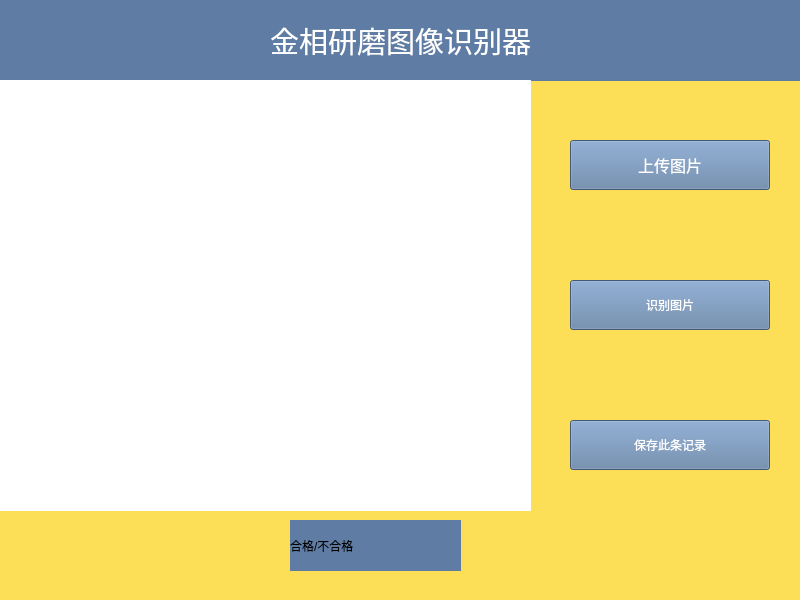
Qt form UI/classifier_window.ui (ChickenWingKiller/JXimageClassification) before a commit.
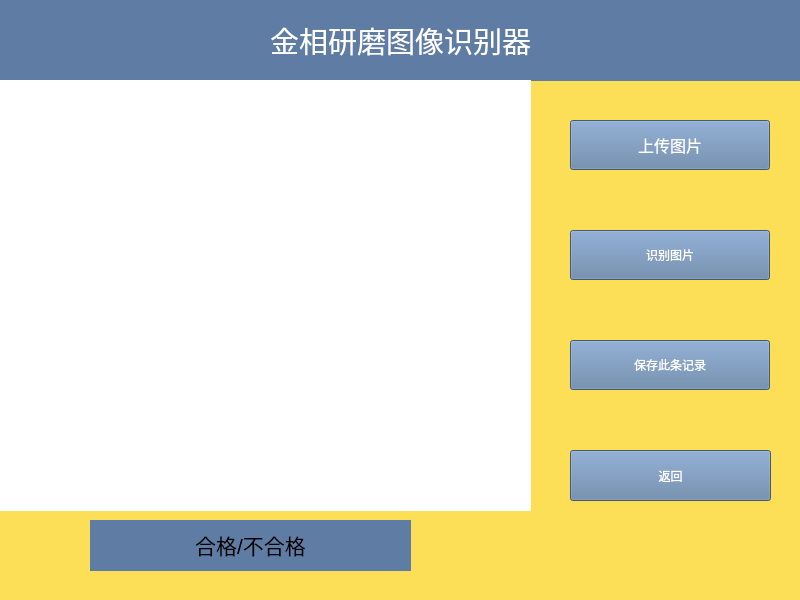
The same form after that commit.

Patch:
```diff
--- a/UI/classifier_window.ui
+++ b/UI/classifier_window.ui
@@ -54,7 +54,7 @@
     <property name="geometry">
      <rect>
       <x>570</x>
-      <y>140</y>
+      <y>120</y>
       <width>200</width>
       <height>50</height>
      </rect>
@@ -80,7 +80,7 @@
     <property name="geometry">
      <rect>
       <x>570</x>
-      <y>280</y>
+      <y>230</y>
       <width>200</width>
       <height>50</height>
      </rect>
@@ -101,7 +101,7 @@
     <property name="geometry">
      <rect>
       <x>570</x>
-      <y>420</y>
+      <y>340</y>
       <width>200</width>
       <height>50</height>
      </rect>
@@ -121,9 +121,9 @@
    <widget class="QLabel" name="label_3">
     <property name="geometry">
      <rect>
-      <x>290</x>
+      <x>90</x>
       <y>520</y>
-      <width>171</width>
+      <width>321</width>
       <height>51</height>
      </rect>
     </property>
@@ -131,7 +131,28 @@
      <string notr="true">background-color: rgb(95, 125, 164);</string>
     </property>
     <property name="text">
-     <string>合格/不合格</string>
+     <string>&lt;html&gt;&lt;head/&gt;&lt;body&gt;&lt;p&gt;&lt;span style=&quot; font-size:16pt;&quot;&gt;合格/不合格&lt;/span&gt;&lt;/p&gt;&lt;/body&gt;&lt;/html&gt;</string>
+    </property>
+    <property name="alignment">
+     <set>Qt::AlignCenter</set>
+    </property>
+   </widget>
+   <widget class="QPushButton" name="pushButton_4">
+    <property name="geometry">
+     <rect>
+      <x>570</x>
+      <y>450</y>
+      <width>201</width>
+      <height>51</height>
+     </rect>
+    </property>
+    <property name="styleSheet">
+     <string notr="true">background-color: rgb(95, 125, 164);
+font: 12pt &quot;Agency FB&quot;;
+color: rgb(255, 255, 255);</string>
+    </property>
+    <property name="text">
+     <string>返回</string>
     </property>
    </widget>
   </widget>
```
